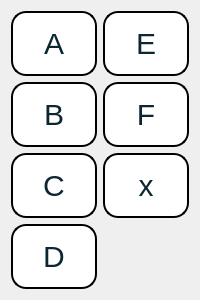
Above: app/gui/hexkeyboard.ui from VictoriaSin/ICPMonitor before the change. Below: the same form after it.
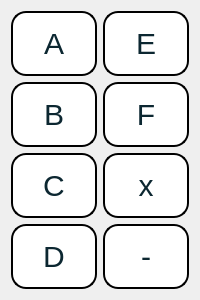
That is the form after the change.

The edit to the form file:
```diff
--- a/app/gui/hexkeyboard.ui
+++ b/app/gui/hexkeyboard.ui
@@ -179,6 +179,27 @@
      </property>
     </widget>
    </item>
+   <item row="3" column="1">
+    <widget class="QToolButton" name="minus">
+     <property name="maximumSize">
+      <size>
+       <width>92</width>
+       <height>82</height>
+      </size>
+     </property>
+     <property name="font">
+      <font>
+       <pointsize>-1</pointsize>
+      </font>
+     </property>
+     <property name="text">
+      <string>-</string>
+     </property>
+     <property name="toolButtonStyle">
+      <enum>Qt::ToolButtonTextOnly</enum>
+     </property>
+    </widget>
+   </item>
   </layout>
  </widget>
  <resources/>
```
